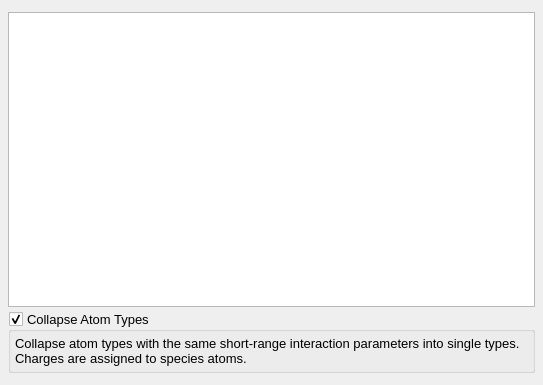
Above: src/gui/importligpargendialog.ui from disorderedmaterials/dissolve before the change. Below: the same form after it.
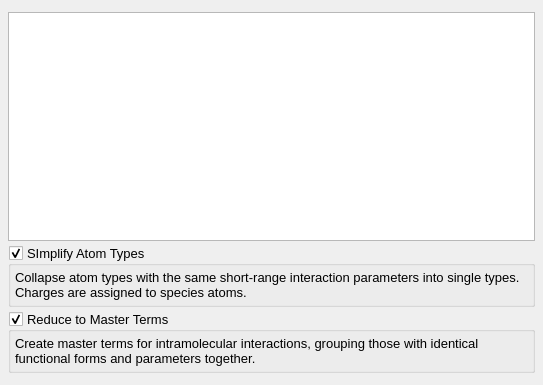
That is the form after the change. Icons and pictures are not drawn. Custom widgets are drawn as their Qt base class.

Commit message: Add term reduction options.

```diff
--- a/src/gui/importligpargendialog.ui
+++ b/src/gui/importligpargendialog.ui
@@ -245,7 +245,7 @@
        <item>
         <widget class="QGroupBox" name="CollapseAtomTypesGroup">
          <property name="title">
-          <string>Collapse Atom Types</string>
+          <string>SImplify Atom Types</string>
          </property>
          <property name="checkable">
           <bool>true</bool>
@@ -279,6 +279,43 @@
          </layout>
         </widget>
        </item>
+       <item>
+        <widget class="QGroupBox" name="ReduceToMasterTermsGroup">
+         <property name="title">
+          <string>Reduce to Master Terms</string>
+         </property>
+         <property name="checkable">
+          <bool>true</bool>
+         </property>
+         <layout class="QVBoxLayout" name="verticalLayout_8" stretch="0">
+          <property name="spacing">
+           <number>4</number>
+          </property>
+          <property name="leftMargin">
+           <number>4</number>
+          </property>
+          <property name="topMargin">
+           <number>4</number>
+          </property>
+          <property name="rightMargin">
+           <number>4</number>
+          </property>
+          <property name="bottomMargin">
+           <number>4</number>
+          </property>
+          <item>
+           <widget class="QLabel" name="label_5">
+            <property name="text">
+             <string>Create master terms for intramolecular interactions, grouping those with identical functional forms and parameters together.</string>
+            </property>
+            <property name="wordWrap">
+             <bool>true</bool>
+            </property>
+           </widget>
+          </item>
+         </layout>
+        </widget>
+       </item>
       </layout>
      </widget>
      <widget class="QWidget" name="ApplyForcefieldPage">
```
Left out of the diff: 4 changed lines with no effect on the pictures. The commit also changes 2 other files.
